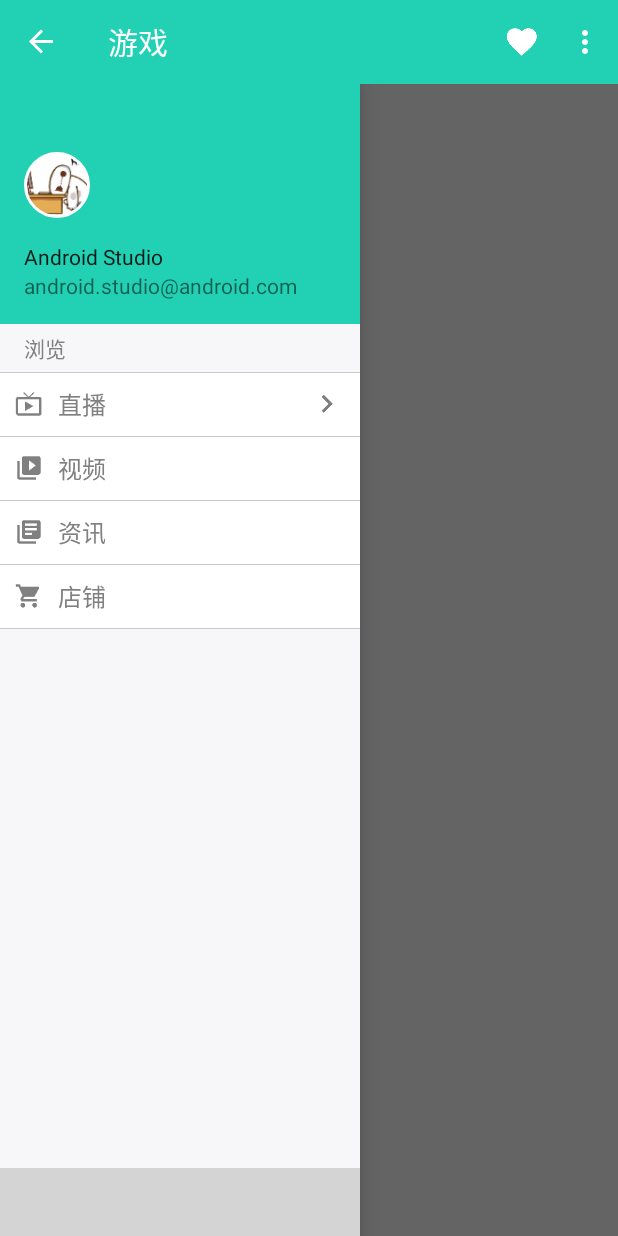
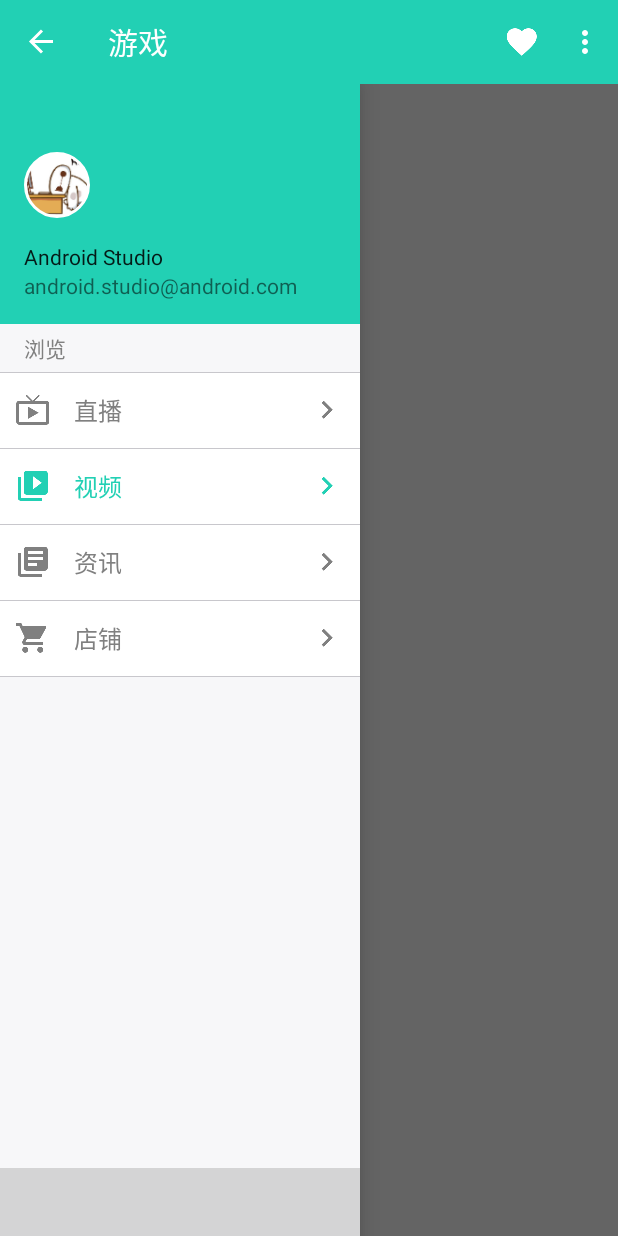
Before and after one commit to otman3339/LoLive, an Android app: the screen it shows after launch (MainActivity), in the options menu, after a tap on "设置", on a phone screen of 412 x 824 dp. Run offline under Robolectric (Android 15) with nearby library versions, the phone set to English and light mode, and no system bars; our stand-ins replace CircleImageView.

Commit message:
1 增加侧滑菜单

```diff
--- a/app/src/main/java/com/blue339/lolive/activity/MainActivity.java
+++ b/app/src/main/java/com/blue339/lolive/activity/MainActivity.java
@@ -1,6 +1,5 @@
 package com.blue339.lolive.activity;
 
-import android.content.res.ColorStateList;
 import android.graphics.PorterDuff;
 import android.graphics.drawable.Drawable;
 import android.os.Bundle;
@@ -8,6 +7,7 @@ import android.support.v4.graphics.drawable.DrawableCompat;
 import android.support.v4.widget.DrawerLayout;
 import android.support.v7.app.ActionBarDrawerToggle;
 import android.view.Menu;
+import android.view.View;
 import android.widget.TextView;
 import android.widget.Toast;
 
@@ -21,10 +21,15 @@ public class MainActivity extends BaseActivity {
 
     private TextView tvTvLive, tvVideo, tvInformation, tvShop;
 
+    private View.OnClickListener clickListener;
+
     @Override
     protected void onCreate(Bundle savedInstanceState) {
         super.onCreate(savedInstanceState);
         setContentView(R.layout.activity_main);
+
+        clickListener = new ClickListener();
+
         initView();
     }
 
@@ -37,23 +42,28 @@ public class MainActivity extends BaseActivity {
 
         tvTvLive = (TextView) findViewById(R.id.tv_tv_live);
         Drawable[] tvTvLiveDrawables = tvTvLive.getCompoundDrawables();
-        tvTvLive.setCompoundDrawables(tintDrawable(tvTvLiveDrawables[0], 0.8f), null,
+        tvTvLive.setCompoundDrawables(tintDrawable(tvTvLiveDrawables[0], 1f), null,
                 tintDrawable(tvTvLiveDrawables[2], 1f), null);
 
         tvVideo = (TextView) findViewById(R.id.tv_video);
         Drawable[] tvVideoDrawables = tvVideo.getCompoundDrawables();
-        tvVideo.setCompoundDrawables(tintDrawable(tvVideoDrawables[0], 0.8f), null,
+        tvVideo.setCompoundDrawables(tintDrawable(tvVideoDrawables[0], 1f), null,
                 tintDrawable(tvVideoDrawables[2], 1f), null);
 
         tvInformation = (TextView) findViewById(R.id.tv_information);
         Drawable[] tvInformationDrawables = tvInformation.getCompoundDrawables();
-        tvInformation.setCompoundDrawables(tintDrawable(tvInformationDrawables[0], 0.8f), null,
+        tvInformation.setCompoundDrawables(tintDrawable(tvInformationDrawables[0], 1f), null,
                 tintDrawable(tvInformationDrawables[2], 1f), null);
 
         tvShop = (TextView) findViewById(R.id.tv_shop);
         Drawable[] tvShopDrawables = tvShop.getCompoundDrawables();
-        tvShop.setCompoundDrawables(tintDrawable(tvShopDrawables[0], 0.8f), null,
+        tvShop.setCompoundDrawables(tintDrawable(tvShopDrawables[0], 1f), null,
                 tintDrawable(tvShopDrawables[2], 1f), null);
+
+        tvTvLive.setOnClickListener(clickListener);
+        tvVideo.setOnClickListener(clickListener);
+        tvInformation.setOnClickListener(clickListener);
+        tvShop.setOnClickListener(clickListener);
 
         mDrawerLayout = (DrawerLayout) findViewById(R.id.drawer);
         mDrawerToggle = new ActionBarDrawerToggle(this, mDrawerLayout, mToolbar, R.string.channel,
@@ -67,8 +77,7 @@ public class MainActivity extends BaseActivity {
 
         Drawable warpDrawable = DrawableCompat.wrap(drawable);
         DrawableCompat.setTintMode(warpDrawable, PorterDuff.Mode.SRC_IN);
-        DrawableCompat.setTintList(warpDrawable,
-                ColorStateList.valueOf(getResources().getColor(R.color.gray)));
+        DrawableCompat.setTintList(warpDrawable,getResources().getColorStateList(R.color.default_tint_selector));
 
         warpDrawable.setBounds(0, 0, (int) (warpDrawable.getMinimumWidth() * scale),
                 (int) (warpDrawable.getMinimumHeight() * scale));
@@ -91,4 +100,22 @@ public class MainActivity extends BaseActivity {
             finish();
         }
     }
+
+    class ClickListener implements View.OnClickListener {
+
+        @Override
+        public void onClick(View v) {
+            int id = v.getId();
+            switch (id) {
+                case R.id.tv_tv_live:
+                    break;
+                case R.id.tv_video:
+                    break;
+                case R.id.tv_information:
+                    break;
+                case R.id.tv_shop:
+                    break;
+            }
+        }
+    }
 }
--- /dev/null
+++ b/app/src/main/res/color/default_tint_selector.xml
@@ -0,0 +1,9 @@
+<?xml version="1.0" encoding="utf-8"?>
+<selector xmlns:android="http://schemas.android.com/apk/res/android">
+
+    <item android:color="@color/colorTheme" android:state_pressed="true" />
+    <item android:color="@color/colorTheme" android:state_focused="true" />
+    <item android:color="@color/colorTheme" android:state_checked="true" />
+    <item android:color="@color/gray" />
+
+</selector>
--- a/app/src/main/res/layout/navigation_header.xml
+++ b/app/src/main/res/layout/navigation_header.xml
@@ -94,90 +94,64 @@
 
             </LinearLayout>
 
-            <View
+            <RadioGroup
                 android:layout_width="match_parent"
-                android:layout_height="1px"
-                android:background="@color/colorDividerLine" />
-
-            <TextView
-                android:id="@+id/tv_tv_live"
-                android:layout_width="match_parent"
-                android:layout_height="42dp"
-                android:paddingLeft="@dimen/navigation_item_padding_left"
-                android:paddingRight="@dimen/navigation_item_padding_right"
-                android:drawableLeft="@drawable/ic_live_tv_white_24dp"
-                android:drawableRight="@drawable/ic_navigate_next_white_24dp"
-                android:drawablePadding="10dp"
-                android:gravity="center_vertical"
-                android:text="@string/live"
-                android:textColor="@color/gray"
-                android:textSize="@dimen/navigation_item_text_size"
-                android:background="@color/white" />
+                android:layout_height="wrap_content">
 
                 <View
                     android:layout_width="match_parent"
                     android:layout_height="1px"
                     android:background="@color/colorDividerLine" />
 
-            <TextView
-                android:id="@+id/tv_video"
-                android:layout_width="match_parent"
-                android:layout_height="42dp"
-                android:paddingLeft="@dimen/navigation_item_padding_left"
-                android:paddingRight="@dimen/navigation_item_padding_right"
-                android:drawableLeft="@drawable/ic_video_library_white_24dp"
+                <RadioButton
+                    android:id="@+id/tv_tv_live"
+                    android:drawableLeft="@drawable/ic_live_tv_white_24dp"
                     android:drawableRight="@drawable/ic_navigate_next_white_24dp"
-                android:drawablePadding="10dp"
-                android:gravity="center_vertical"
-                android:text="@string/video"
-                android:textColor="@color/gray"
-                android:textSize="@dimen/navigation_item_text_size"
-                android:background="@color/white" />
+                    android:text="@string/live"
+                    style="@style/RadioButtonStyle"/>
 
                 <View
                     android:layout_width="match_parent"
                     android:layout_height="1px"
                     android:background="@color/colorDividerLine" />
 
-            <TextView
-                android:id="@+id/tv_information"
-                android:layout_width="match_parent"
-                android:layout_height="42dp"
-                android:paddingLeft="@dimen/navigation_item_padding_left"
-                android:paddingRight="@dimen/navigation_item_padding_right"
-                android:drawableLeft="@drawable/ic_library_books_white_24dp"
+                <RadioButton
+                    android:id="@+id/tv_video"
+                    android:drawableLeft="@drawable/ic_video_library_white_24dp"
                     android:drawableRight="@drawable/ic_navigate_next_white_24dp"
-                android:drawablePadding="10dp"
-                android:gravity="center_vertical"
-                android:text="@string/information"
-                android:textColor="@color/gray"
-                android:textSize="@dimen/navigation_item_text_size"
-                android:background="@color/white" />
+                    android:text="@string/video"
+                    style="@style/RadioButtonStyle"/>
 
                 <View
                     android:layout_width="match_parent"
                     android:layout_height="1px"
                     android:background="@color/colorDividerLine" />
 
-            <TextView
-                android:id="@+id/tv_shop"
-                android:layout_width="match_parent"
-                android:layout_height="42dp"
-                android:paddingLeft="@dimen/navigation_item_padding_left"
-                android:paddingRight="@dimen/navigation_item_padding_right"
-                android:drawableLeft="@drawable/ic_shopping_cart_white_24dp"
+                <RadioButton
+                    android:id="@+id/tv_information"
+                    android:drawableLeft="@drawable/ic_library_books_white_24dp"
                     android:drawableRight="@drawable/ic_navigate_next_white_24dp"
-                android:drawablePadding="10dp"
-                android:gravity="center_vertical"
-                android:text="@string/shop"
-                android:textColor="@color/gray"
-                android:textSize="@dimen/navigation_item_text_size"
-                android:background="@color/white" />
+                    android:text="@string/information"
+                    style="@style/RadioButtonStyle"/>
 
                 <View
                     android:layout_width="match_parent"
                     android:layout_height="1px"
                     android:background="@color/colorDividerLine" />
+
+                <RadioButton
+                    android:id="@+id/tv_shop"
+                    android:drawableLeft="@drawable/ic_shopping_cart_white_24dp"
+                    android:drawableRight="@drawable/ic_navigate_next_white_24dp"
+                    android:text="@string/shop"
+                    style="@style/RadioButtonStyle"/>
+
+                <View
+                    android:layout_width="match_parent"
+                    android:layout_height="1px"
+                    android:background="@color/colorDividerLine" />
+
+            </RadioGroup>
 
         </LinearLayout>
 
--- a/app/src/main/res/values/styles.xml
+++ b/app/src/main/res/values/styles.xml
@@ -10,4 +10,17 @@
 
     <style name="AppTheme" parent="AppTheme.Base"></style>
 
+    <style name="RadioButtonStyle">
+        <item name="android:layout_width">match_parent</item>
+        <item name="android:layout_height">50dp</item>
+        <item name="android:paddingLeft">@dimen/navigation_item_padding_left</item>
+        <item name="android:paddingRight">@dimen/navigation_item_padding_right</item>
+        <item name="android:drawablePadding">15dp</item>
+        <item name="android:button">@null</item>
+        <item name="android:gravity">center_vertical</item>
+        <item name="android:textColor">@color/default_tint_selector</item>
+        <item name="android:textSize">@dimen/navigation_item_text_size</item>
+        <item name="android:background">@color/white</item>
+    </style>
+
 </resources>
```
Lines whose indentation alone changed are shown as unchanged.
